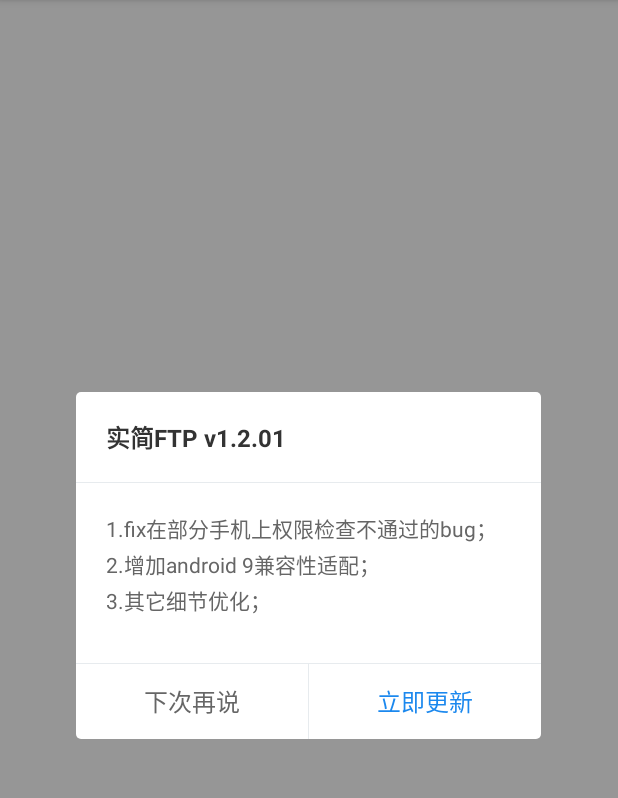
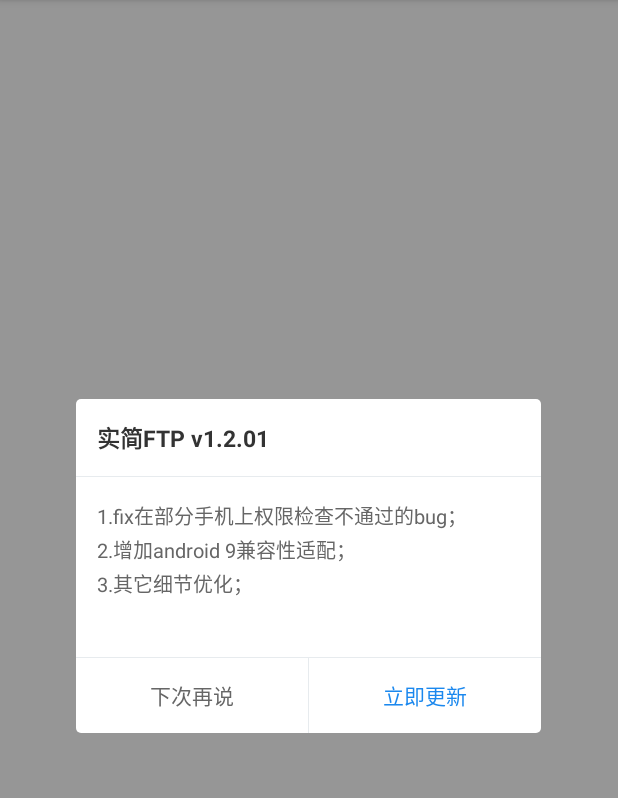
Before and after one commit to tuzhao/upgrade, an Android app: the screen it shows after launch (MainActivity), after a tap on "Check Update", on a phone screen of 412 x 824 dp, the part 84-882 px from its top. Run offline under Robolectric (Android 15) with nearby library versions, the phone set to English and light mode, and no system bars.

Commit message:
调整弹窗样式

```diff
--- a/library/src/main/res/layout/ug_dialog_version_upgrade.xml
+++ b/library/src/main/res/layout/ug_dialog_version_upgrade.xml
@@ -14,15 +14,16 @@
         android:id="@+id/dialog_update_title"
         android:layout_width="match_parent"
         android:layout_height="wrap_content"
-        android:paddingLeft="20dp"
-        android:paddingTop="18dp"
-        android:paddingRight="20dp"
-        android:paddingBottom="18dp"
+        android:paddingLeft="14dp"
+        android:paddingTop="14dp"
+        android:paddingRight="14dp"
+        android:paddingBottom="14dp"
         android:tag="beta_title"
         android:text="@string/ug_title"
         android:textColor="#333333"
-        android:textSize="16sp"
-        android:textStyle="bold" />
+        android:textSize="15dp"
+        android:textStyle="bold"
+        tools:ignore="SpUsage" />
 
     <ImageView
         android:layout_width="match_parent"
@@ -42,13 +43,13 @@
             android:layout_height="wrap_content"
             android:lineSpacingExtra="3dp"
             android:minHeight="120dp"
-            android:paddingLeft="20dp"
-            android:paddingTop="20dp"
-            android:paddingRight="20dp"
-            android:paddingBottom="20dp"
+            android:paddingLeft="14dp"
+            android:paddingTop="16dp"
+            android:paddingRight="14dp"
+            android:paddingBottom="16dp"
             android:text=""
             android:textColor="#666666"
-            android:textSize="14dp"
+            android:textSize="13dp"
             tools:ignore="SpUsage" />
     </org.tuzhao.upgrade.view.UpgradeMaxScrollView>
 
@@ -74,7 +75,8 @@
             android:tag="beta_cancel_button"
             android:text="@string/ug_cancel"
             android:textColor="#666666"
-            android:textSize="16sp" />
+            android:textSize="14dp"
+            tools:ignore="SpUsage" />
 
         <ImageView
             android:layout_width="1px"
@@ -92,6 +94,7 @@
             android:tag="beta_confirm_button"
             android:text="@string/ug_submit"
             android:textColor="#1b88ee"
-            android:textSize="16sp" />
+            android:textSize="14dp"
+            tools:ignore="SpUsage" />
     </LinearLayout>
 </LinearLayout>
```
